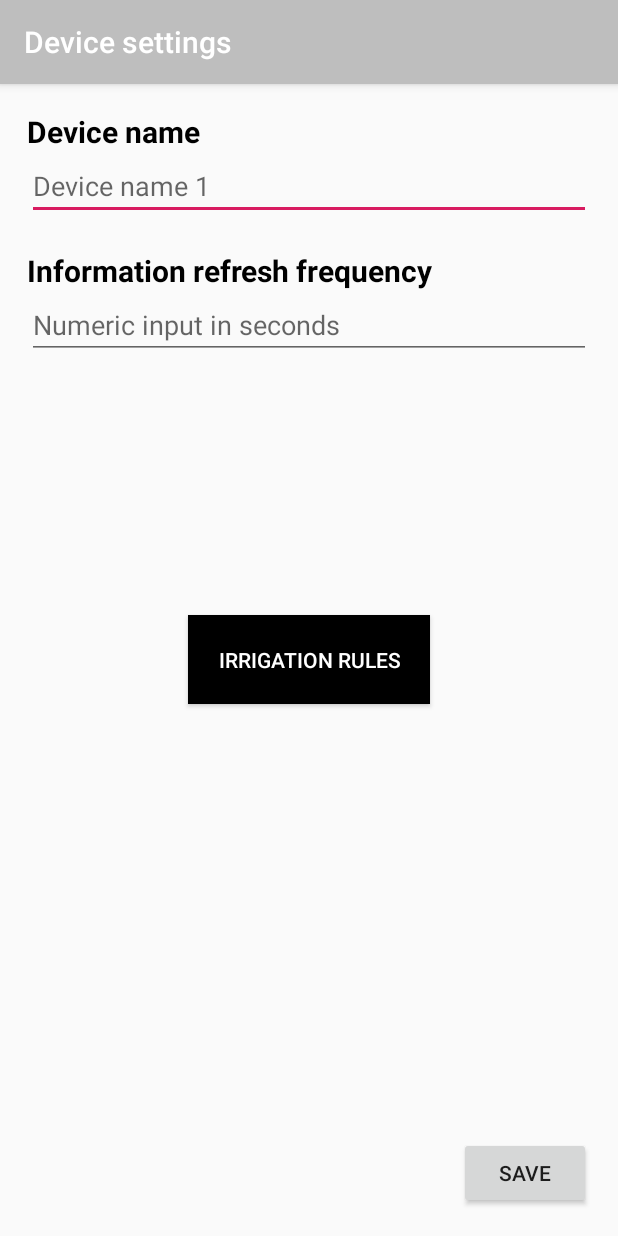
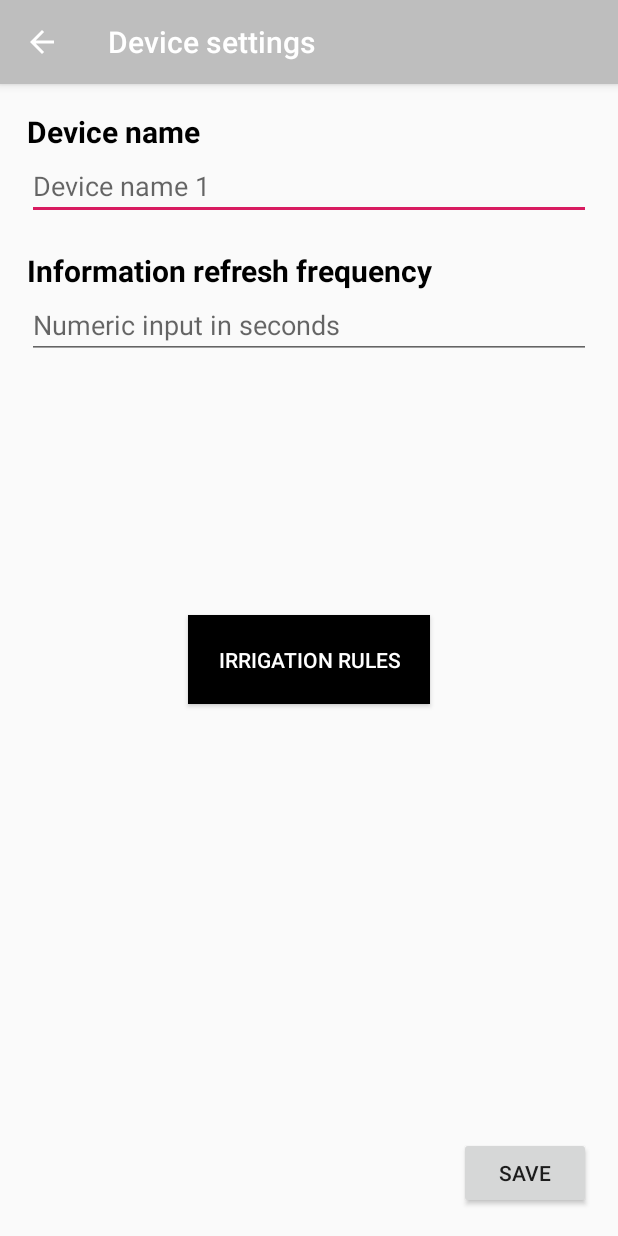
Before and after one commit to GarduinoTeam/Garduino, an Android app: the DeviceProfileStart screen opened directly, with no data from a screen before it, after a tap on "SETTINGS", on a phone screen of 412 x 824 dp. Run offline under Robolectric (Android 15) with nearby library versions, the light colour scheme and no system bars.

Commit message:
Added back button toolbar menu and functionality done && Conflicts connection between activities solved

```diff
--- a/GarduinoAndroid/app/src/main/java/com/example/garduinoandroid/DeviceProfileStart.java
+++ b/GarduinoAndroid/app/src/main/java/com/example/garduinoandroid/DeviceProfileStart.java
@@ -4,6 +4,7 @@ import android.content.Intent;
 import android.graphics.Color;
 import android.graphics.drawable.ColorDrawable;
 import android.os.Bundle;
+import android.view.MenuItem;
 import android.view.View;
 import android.widget.Button;
 import android.widget.ImageView;
@@ -20,19 +21,26 @@ public class DeviceProfileStart extends AppCompatActivity implements View.OnClic
 
     ImageView image;
     Data obj;
+    boolean settingsDPS;
 
     @Override
     protected void onCreate(Bundle savedInstanceState) {
         ActionBar actionBar = getSupportActionBar();
         actionBar.setBackgroundDrawable(new ColorDrawable(Color.parseColor("#bebebe")));
         ((AppCompatActivity)this).getSupportActionBar().setTitle("Device name");
+
+        assert getSupportActionBar() != null;   //null check
+        getSupportActionBar().setDisplayHomeAsUpEnabled(true);   //show back button
+
         super.onCreate(savedInstanceState);
         setContentView(R.layout.device_profile_start);
+
+        settingsDPS = true;
 
         cancelIrrigation = (Button) findViewById(R.id.btnDPS);
         cancelIrrigation.setOnClickListener(this);
 
-        settingBtn = (Button) findViewById(R.id.btnSettings);
+        settingBtn = (Button) findViewById(R.id.btnSettingsStart);
         settingBtn.setOnClickListener(this);
 
         image = (ImageView) findViewById(R.id.imageView);
@@ -42,6 +50,12 @@ public class DeviceProfileStart extends AppCompatActivity implements View.OnClic
             obj = (Data) getIntent().getExtras().getSerializable("object");
             image.setImageResource(obj.getImage());
         }
+    }
+
+    public boolean onOptionsItemSelected(MenuItem item){
+        Intent myIntent = new Intent(getApplicationContext(), MainActivity.class);
+        startActivityForResult(myIntent, 0);
+        return true;
     }
 
     @Override
@@ -55,9 +69,10 @@ public class DeviceProfileStart extends AppCompatActivity implements View.OnClic
                 startActivity(intent);
                 break;
 
-            case R.id.btnSettings:
+            case R.id.btnSettingsStart:
                 Intent intentSettings = new Intent(this, SettingsInformation.class);
                 intentSettings.putExtra("object", (Serializable) obj);
+                intentSettings.putExtra("btnSettingsDPS", settingsDPS);
                 startActivity(intentSettings);
                 break;
 
--- a/GarduinoAndroid/app/src/main/java/com/example/garduinoandroid/IrrigationRules.java
+++ b/GarduinoAndroid/app/src/main/java/com/example/garduinoandroid/IrrigationRules.java
@@ -19,6 +19,7 @@ public class IrrigationRules extends AppCompatActivity implements View.OnClickLi
     Button add;
     RelativeLayout irrigationRuleAdded;
     Data obj;
+    Boolean informationBoolean;
 
     @Override
     protected void onCreate(Bundle savedInstanceState) {
@@ -38,6 +39,7 @@ public class IrrigationRules extends AppCompatActivity implements View.OnClickLi
         Bundle bundle = getIntent().getExtras();
         if(bundle != null) {
             obj = (Data) getIntent().getExtras().getSerializable("object");
+            informationBoolean = (Boolean) getIntent().getExtras().get("btnSettingsDPS");
         }
     }
 
@@ -46,9 +48,9 @@ public class IrrigationRules extends AppCompatActivity implements View.OnClickLi
         switch (v.getId()) {
 
             case R.id.saveIrrigationRules:
-
                 Intent intentSave = new Intent(this, SettingsInformation.class);
                 intentSave.putExtra("object", (Serializable) obj);
+                intentSave.putExtra("btnSettingsDPS", informationBoolean);
                 startActivity(intentSave);
                 break;
 
--- a/GarduinoAndroid/app/src/main/java/com/example/garduinoandroid/ManualIrrigation.java
+++ b/GarduinoAndroid/app/src/main/java/com/example/garduinoandroid/ManualIrrigation.java
@@ -19,13 +19,13 @@ public class ManualIrrigation extends AppCompatActivity implements View.OnClickL
     private Button cancel;
 
     Data obj;
-    ImageView image;
 
     @Override
     protected void onCreate(Bundle savedInstanceState) {
         ActionBar actionBar = getSupportActionBar();
         actionBar.setBackgroundDrawable(new ColorDrawable(Color.parseColor("#bebebe")));
         ((AppCompatActivity)this).getSupportActionBar().setTitle("Manual Irrigation");
+
         super.onCreate(savedInstanceState);
         setContentView(R.layout.manual_irrigation);
 
--- a/GarduinoAndroid/app/src/main/res/layout/device_profile_start.xml
+++ b/GarduinoAndroid/app/src/main/res/layout/device_profile_start.xml
@@ -68,7 +68,7 @@
                 android:layout_marginEnd="@dimen/dim_6" />
 
             <Button
-                android:id="@+id/btnSettings"
+                android:id="@+id/btnSettingsStart"
                 android:layout_width="wrap_content"
                 android:layout_height="wrap_content"
                 android:text="@string/btn_device_profile_settings"
--- /dev/null
+++ b/GarduinoAndroid/app/src/main/res/layout/menu_toolbar.xml
@@ -0,0 +1,6 @@
+<?xml version="1.0" encoding="utf-8"?>
+<LinearLayout xmlns:android="http://schemas.android.com/apk/res/android"
+    android:orientation="vertical" android:layout_width="match_parent"
+    android:layout_height="match_parent">
+
+</LinearLayout>
```
Also changed, not shown: GarduinoAndroid/app/src/main/java/com/example/garduinoandroid/DeviceProfile.java (+14 -1 lines), GarduinoAndroid/app/src/main/java/com/example/garduinoandroid/SettingsInformation.java (+31 -3 lines).
